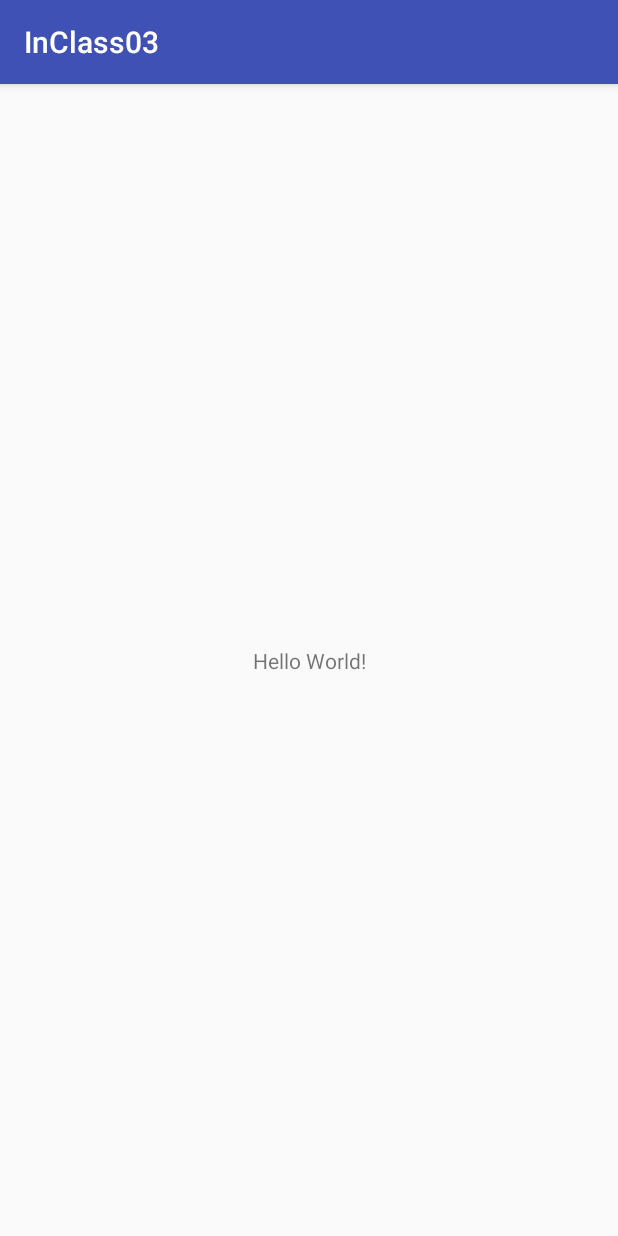
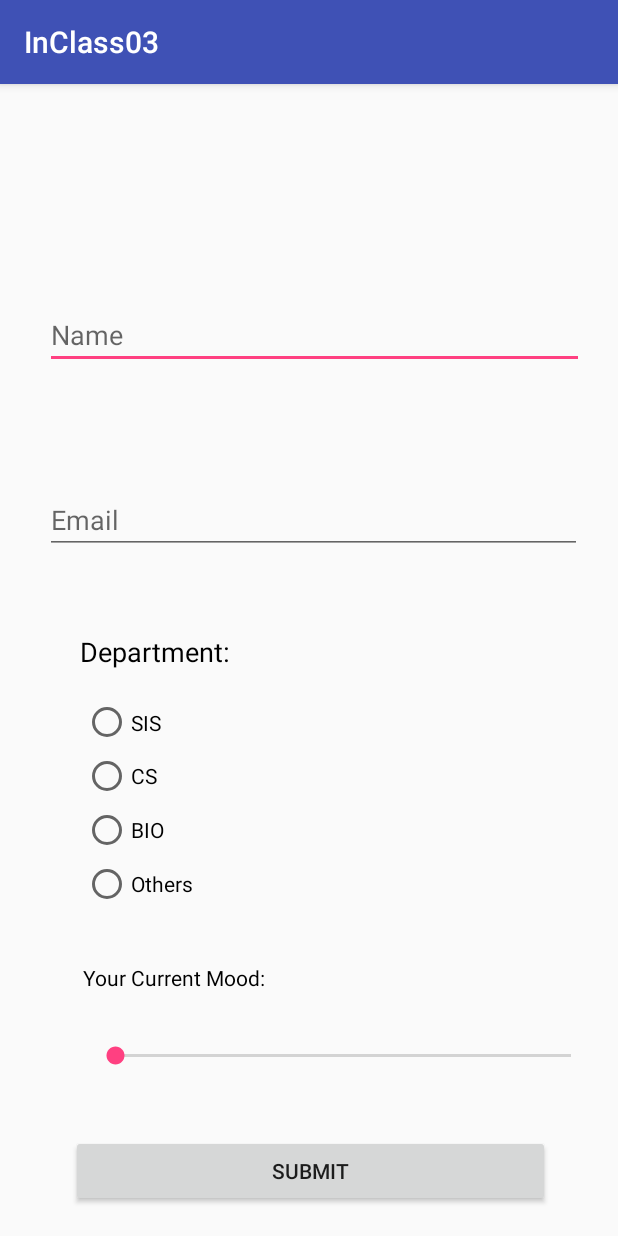
Before and after one commit to Dimanor3/AppDevClass, an Android app: the screen it shows after launch (MainActivity), on a phone screen of 412 x 824 dp. Run offline under Robolectric (Android 15) with nearby library versions, the phone set to English and light mode, and no system bars.

Commit message:
Finished the outline for the main activity.

```diff
--- a/InClassAssignment/InClass03/app/build.gradle
+++ b/InClassAssignment/InClass03/app/build.gradle
@@ -4,8 +4,8 @@ android {
     compileSdkVersion 26
     defaultConfig {
         applicationId "com.example.dimanor3.inclass03"
-        minSdkVersion 14
-        targetSdkVersion 26
+        minSdkVersion 16
+        targetSdkVersion 25
         versionCode 1
         versionName "1.0"
         testInstrumentationRunner "android.support.test.runner.AndroidJUnitRunner"
@@ -16,10 +16,12 @@ android {
             proguardFiles getDefaultProguardFile('proguard-android.txt'), 'proguard-rules.pro'
         }
     }
+    productFlavors {
+    }
 }
 
 dependencies {
-    implementation fileTree(dir: 'libs', include: ['*.jar'])
+    implementation fileTree(include: ['*.jar'], dir: 'libs')
     implementation 'com.android.support:appcompat-v7:26.1.0'
     implementation 'com.android.support.constraint:constraint-layout:1.0.2'
     testImplementation 'junit:junit:4.12'
--- a/InClassAssignment/InClass03/app/src/main/java/com/example/dimanor3/inclass03/MainActivity.java
+++ b/InClassAssignment/InClass03/app/src/main/java/com/example/dimanor3/inclass03/MainActivity.java
@@ -1,3 +1,9 @@
+/*
+* Assignment #: 3
+* File Name: InClass03
+* Full Name: Bijan Razavi, Kushal Tiwari
+* */
+
 package com.example.dimanor3.inclass03;
 
 import android.support.v7.app.AppCompatActivity;
--- a/InClassAssignment/InClass03/app/src/main/res/layout/activity_main.xml
+++ b/InClassAssignment/InClass03/app/src/main/res/layout/activity_main.xml
@@ -7,13 +7,145 @@
     android:layout_height="match_parent"
     tools:context="com.example.dimanor3.inclass03.MainActivity">
 
+    <EditText
+        android:id="@+id/editText"
+        android:layout_width="359dp"
+        android:layout_height="wrap_content"
+        android:layout_marginBottom="449dp"
+        android:layout_marginEnd="9dp"
+        android:layout_marginStart="16dp"
+        android:layout_marginTop="16dp"
+        android:ems="10"
+        android:hint="@string/strName"
+        android:inputType="textPersonName"
+        app:layout_constraintBottom_toBottomOf="parent"
+        app:layout_constraintEnd_toEndOf="parent"
+        app:layout_constraintStart_toStartOf="parent"
+        app:layout_constraintTop_toTopOf="parent"/>
+
+    <EditText
+        android:id="@+id/editText2"
+        android:layout_width="358dp"
+        android:layout_height="wrap_content"
+        android:layout_marginBottom="390dp"
+        android:layout_marginEnd="10dp"
+        android:layout_marginStart="16dp"
+        android:layout_marginTop="13dp"
+        android:ems="10"
+        android:hint="@string/strEmail"
+        android:inputType="textEmailAddress"
+        app:layout_constraintBottom_toBottomOf="parent"
+        app:layout_constraintEnd_toEndOf="parent"
+        app:layout_constraintStart_toStartOf="parent"
+        app:layout_constraintTop_toBottomOf="@+id/editText"/>
+
     <TextView
+        android:id="@+id/textView"
         android:layout_width="wrap_content"
         android:layout_height="wrap_content"
-        android:text="Hello World!"
+        android:layout_marginBottom="345dp"
+        android:layout_marginEnd="246dp"
+        android:layout_marginStart="40dp"
+        android:layout_marginTop="20dp"
+        android:text="@string/strDepartment"
+        android:textColor="@android:color/black"
+        android:textSize="18sp"
         app:layout_constraintBottom_toBottomOf="parent"
-        app:layout_constraintLeft_toLeftOf="parent"
-        app:layout_constraintRight_toRightOf="parent"
-        app:layout_constraintTop_toTopOf="parent"/>
+        app:layout_constraintEnd_toEndOf="parent"
+        app:layout_constraintStart_toStartOf="parent"
+        app:layout_constraintTop_toBottomOf="@+id/editText2"/>
+
+    <RadioGroup
+        android:id="@+id/radioGroup"
+        android:layout_width="167dp"
+        android:layout_height="143dp"
+        android:layout_marginBottom="14dp"
+        android:layout_marginEnd="176dp"
+        android:layout_marginStart="41dp"
+        android:layout_marginTop="12dp"
+        app:layout_constraintBottom_toTopOf="@+id/textView2"
+        app:layout_constraintEnd_toEndOf="parent"
+        app:layout_constraintStart_toStartOf="parent"
+        app:layout_constraintTop_toBottomOf="@+id/textView">
+
+        <RadioButton
+            android:id="@+id/radioButton4"
+            android:layout_width="wrap_content"
+            android:layout_height="wrap_content"
+            android:layout_weight="1"
+            android:text="@string/strSIS"
+            tools:layout_editor_absoluteX="0dp"
+            tools:layout_editor_absoluteY="0dp"/>
+
+        <RadioButton
+            android:id="@+id/radioButton2"
+            android:layout_width="wrap_content"
+            android:layout_height="wrap_content"
+            android:layout_weight="1"
+            android:text="@string/strCS"
+            tools:layout_editor_absoluteX="0dp"
+            tools:layout_editor_absoluteY="25dp"/>
+
+        <RadioButton
+            android:id="@+id/radioButton"
+            android:layout_width="wrap_content"
+            android:layout_height="wrap_content"
+            android:layout_weight="1"
+            android:text="@string/strBIO"
+            tools:layout_editor_absoluteX="0dp"
+            tools:layout_editor_absoluteY="57dp"/>
+
+        <RadioButton
+            android:id="@+id/radioButton3"
+            android:layout_width="wrap_content"
+            android:layout_height="wrap_content"
+            android:layout_weight="1"
+            android:text="@string/strOthers"
+            tools:layout_editor_absoluteX="0dp"
+            tools:layout_editor_absoluteY="89dp"/>
+    </RadioGroup>
+
+    <TextView
+        android:id="@+id/textView2"
+        android:layout_width="wrap_content"
+        android:layout_height="wrap_content"
+        android:layout_marginBottom="157dp"
+        android:layout_marginEnd="221dp"
+        android:layout_marginStart="41dp"
+        android:layout_marginTop="15dp"
+        android:text="@string/strCurrentMood"
+        android:textColor="@android:color/black"
+        app:layout_constraintBottom_toBottomOf="parent"
+        app:layout_constraintEnd_toEndOf="parent"
+        app:layout_constraintStart_toStartOf="parent"
+        app:layout_constraintTop_toBottomOf="@+id/radioGroup"/>
+
+    <Button
+        android:id="@+id/button"
+        android:layout_width="319dp"
+        android:layout_height="wrap_content"
+        android:layout_marginBottom="16dp"
+        android:layout_marginEnd="32dp"
+        android:layout_marginStart="33dp"
+        android:layout_marginTop="92dp"
+        android:text="@string/strSubmit"
+        app:layout_constraintBottom_toBottomOf="parent"
+        app:layout_constraintEnd_toEndOf="parent"
+        app:layout_constraintStart_toStartOf="parent"
+        app:layout_constraintTop_toBottomOf="@+id/textView2"/>
+
+    <SeekBar
+        android:id="@+id/seekBar2"
+        android:layout_width="336dp"
+        android:layout_height="wrap_content"
+        android:layout_marginBottom="43dp"
+        android:layout_marginEnd="15dp"
+        android:layout_marginStart="33dp"
+        android:layout_marginTop="32dp"
+        app:layout_constraintBottom_toTopOf="@+id/button"
+        app:layout_constraintEnd_toEndOf="parent"
+        app:layout_constraintHorizontal_bias="1.0"
+        app:layout_constraintStart_toStartOf="parent"
+        app:layout_constraintTop_toBottomOf="@+id/textView2"/>
 
 </android.support.constraint.ConstraintLayout>
--- a/InClassAssignment/InClass03/app/src/main/res/values/strings.xml
+++ b/InClassAssignment/InClass03/app/src/main/res/values/strings.xml
@@ -1,3 +1,12 @@
 <resources>
     <string name="app_name">InClass03</string>
+    <string name="strName">Name</string>
+    <string name="strEmail">Email</string>
+    <string name="strDepartment">Department:</string>
+    <string name="strSIS">SIS</string>
+    <string name="strCS">CS</string>
+    <string name="strBIO">BIO</string>
+    <string name="strOthers">Others</string>
+    <string name="strCurrentMood">Your Current Mood:</string>
+    <string name="strSubmit">Submit</string>
 </resources>
```
